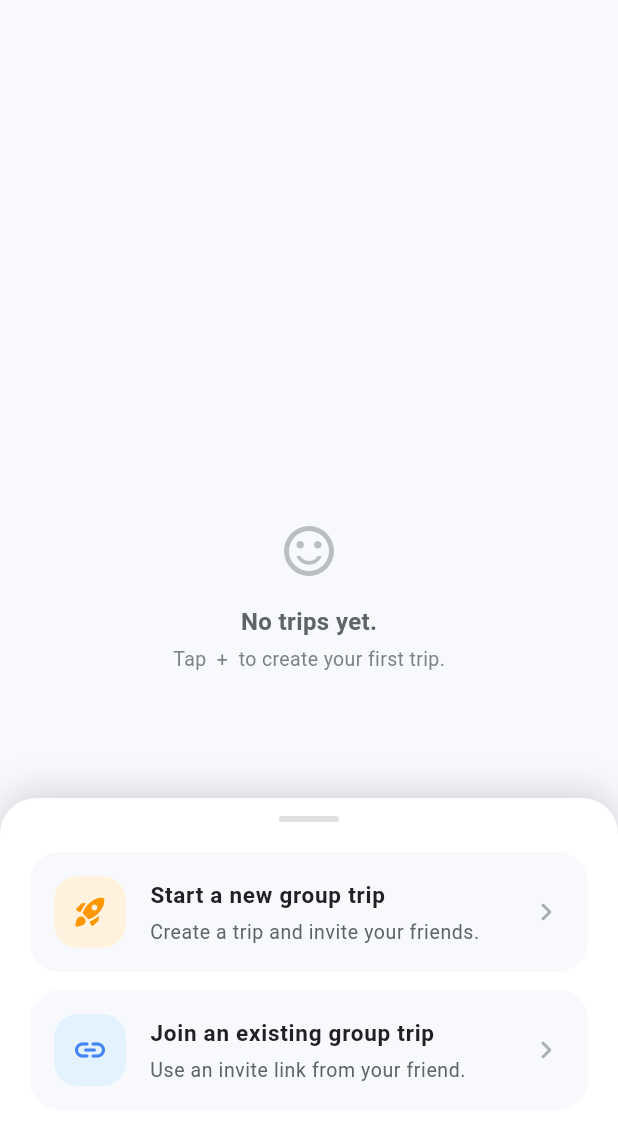
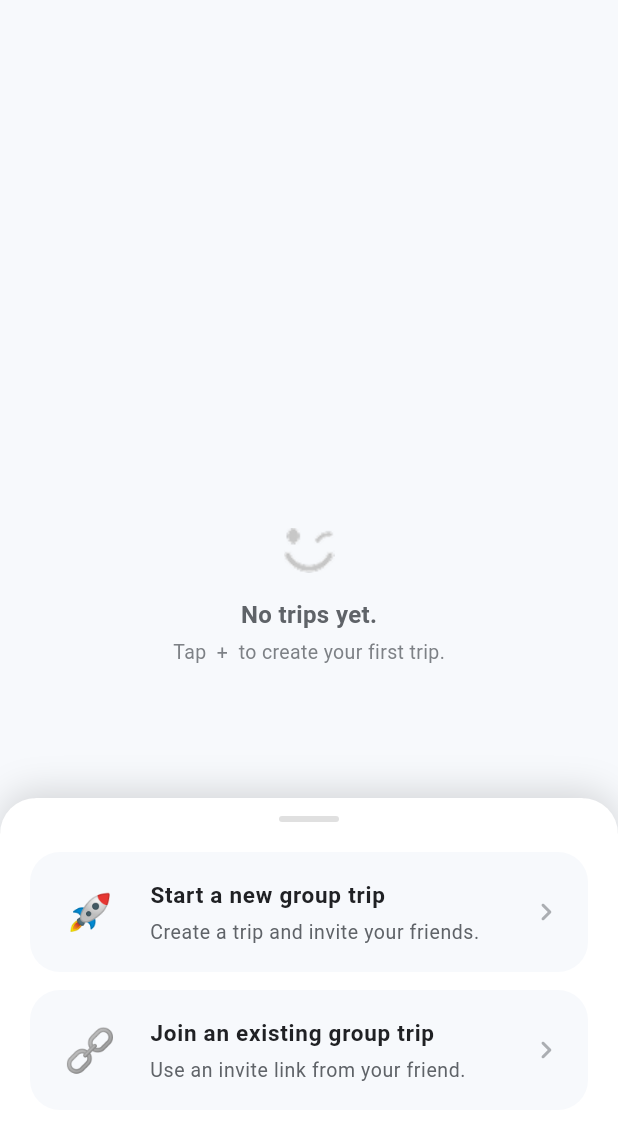
Before and after one commit to isnanramalia/triva_app, a Flutter app: the TripsListPage screen opened by its route, after a tap on the "add" icon, on a phone screen of 412 x 824 dp, the part 90-1235 px from its top. Run offline on Flutter 3.47's test engine with Material 3 defaults, Android fonts, the phone set to English and light mode, and no system bars; Roboto replaces fonts that are missing (SF_Pro_Font).

Commit message:
style: :art: change icon & images

```diff
--- a/lib/features/trips/trips_list_page.dart
+++ b/lib/features/trips/trips_list_page.dart
@@ -38,10 +38,17 @@ class TripsListPage extends StatelessWidget {
                     child: Column(
                       mainAxisSize: MainAxisSize.min,
                       children: [
-                        Icon(
-                          Icons.sentiment_satisfied_alt_outlined,
-                          size: 40,
-                          color: AppColors.textSecondary.withOpacity(0.4),
+                        // Icon(
+                        //   Icons.sentiment_satisfied_alt_outlined,
+                        //   size: 40,
+                        //   color: AppColors.textSecondary.withOpacity(0.4),
+                        // ),
+                        Align(
+                          alignment: Alignment.center,
+                          child: Image.asset(
+                            'lib/assets/images/smile_icon.png',
+                            // height: 44,
+                          ),
                         ),
                         const SizedBox(height: 16),
                         Text(
@@ -80,8 +87,8 @@ class TripsListPage extends StatelessWidget {
 void _showTripActionsSheet(BuildContext context) {
   showModalBottomSheet(
     context: context,
-    backgroundColor: Colors.black.withOpacity(0.3), // background overlay
-    barrierColor: Colors.transparent, // biar ga double overlay
+    backgroundColor: Colors.black.withOpacity(0.3),
+    barrierColor: Colors.transparent,
     isScrollControlled: true,
     builder: (ctx) {
       return const _TripActionsSheet();
@@ -115,6 +122,7 @@ class _TripActionsSheet extends StatelessWidget {
         child: Column(
           mainAxisSize: MainAxisSize.min,
           children: [
+            // handle kecil di atas
             Container(
               width: 40,
               height: 4,
@@ -126,9 +134,7 @@ class _TripActionsSheet extends StatelessWidget {
             ),
 
             _TripActionCard(
-              icon: Icons.rocket_launch_rounded,
-              iconBg: const Color(0xFFFFF3E0),
-              iconColor: Colors.orange,
+              emoji: '🚀',
               title: 'Start a new group trip',
               subtitle: 'Create a trip and invite your friends.',
               onTap: () {
@@ -138,9 +144,7 @@ class _TripActionsSheet extends StatelessWidget {
             ),
             const SizedBox(height: 12),
             _TripActionCard(
-              icon: Icons.link_rounded,
-              iconBg: const Color(0xFFE3F2FD),
-              iconColor: AppColors.trivaBlue,
+              emoji: '🔗',
               title: 'Join an existing group trip',
               subtitle: 'Use an invite link from your friend.',
               onTap: () {
@@ -156,17 +160,13 @@ class _TripActionsSheet extends StatelessWidget {
 }
 
 class _TripActionCard extends StatelessWidget {
-  final IconData icon;
-  final Color iconBg;
-  final Color iconColor;
+  final String emoji;
   final String title;
   final String subtitle;
   final VoidCallback onTap;
 
   const _TripActionCard({
-    required this.icon,
-    required this.iconBg,
-    required this.iconColor,
+    required this.emoji,
     required this.title,
     required this.subtitle,
     required this.onTap,
@@ -187,17 +187,19 @@ class _TripActionCard extends StatelessWidget {
         padding: const EdgeInsets.all(16),
         child: Row(
           children: [
+            // Emoji container
             Container(
               width: 48,
               height: 48,
               decoration: BoxDecoration(
-                color: iconBg,
+                color: Colors.transparent,
                 borderRadius: BorderRadius.circular(16),
               ),
-              child: Icon(
-                icon,
-                color: iconColor,
-                size: 24,
+              child: Center(
+                child: Text(
+                  emoji,
+                  style: const TextStyle(fontSize: 28),
+                ),
               ),
             ),
             const SizedBox(width: 16),
```
Also changed, not shown: lib/assets/images/link_emot.png (added), lib/assets/images/rocket_emot.png (added), lib/assets/images/smile_icon.png (added), 5 other files.
